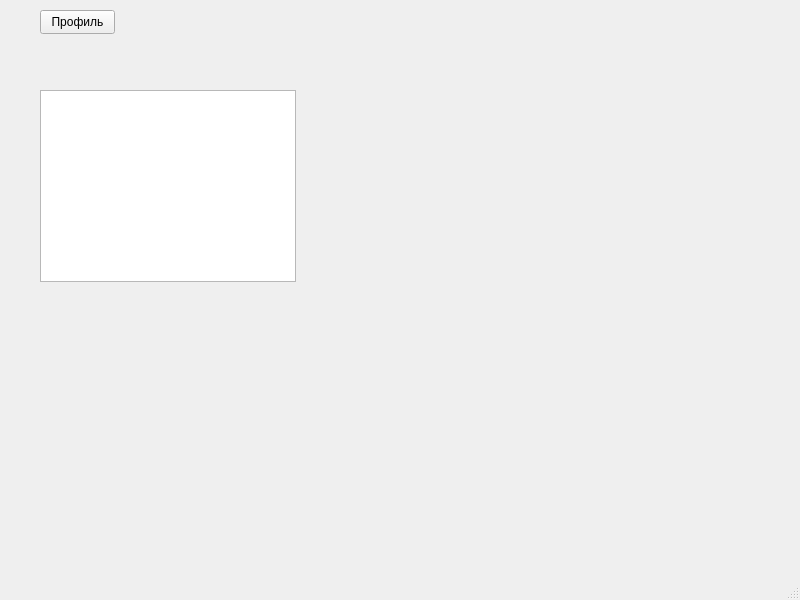
This is mainwindow.ui in thebefast6239/travel_exam as Qt 5 draws it before an edit. The edited form follows.
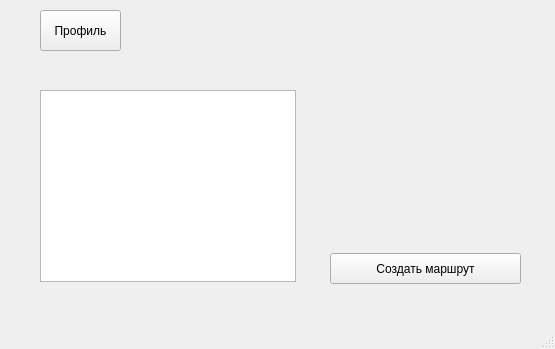
This is the edited form.

```diff
--- a/mainwindow.ui
+++ b/mainwindow.ui
@@ -6,8 +6,8 @@
    <rect>
     <x>0</x>
     <y>0</y>
-    <width>800</width>
-    <height>600</height>
+    <width>555</width>
+    <height>349</height>
    </rect>
   </property>
   <property name="windowTitle">
@@ -30,7 +30,7 @@
       <x>340</x>
       <y>90</y>
       <width>171</width>
-      <height>191</height>
+      <height>141</height>
      </rect>
     </property>
     <widget class="QWidget" name="page"/>
@@ -41,14 +41,27 @@
      <rect>
       <x>40</x>
       <y>10</y>
-      <width>75</width>
-      <height>24</height>
+      <width>81</width>
+      <height>41</height>
      </rect>
     </property>
     <property name="text">
      <string>Профиль</string>
     </property>
    </widget>
+   <widget class="QPushButton" name="createRouteButton">
+    <property name="geometry">
+     <rect>
+      <x>330</x>
+      <y>253</y>
+      <width>191</width>
+      <height>31</height>
+     </rect>
+    </property>
+    <property name="text">
+     <string>Создать маршрут</string>
+    </property>
+   </widget>
   </widget>
   <widget class="QMenuBar" name="menubar">
    <property name="geometry">
```
Left out of the diff: 4 changed lines with no effect on the pictures.
